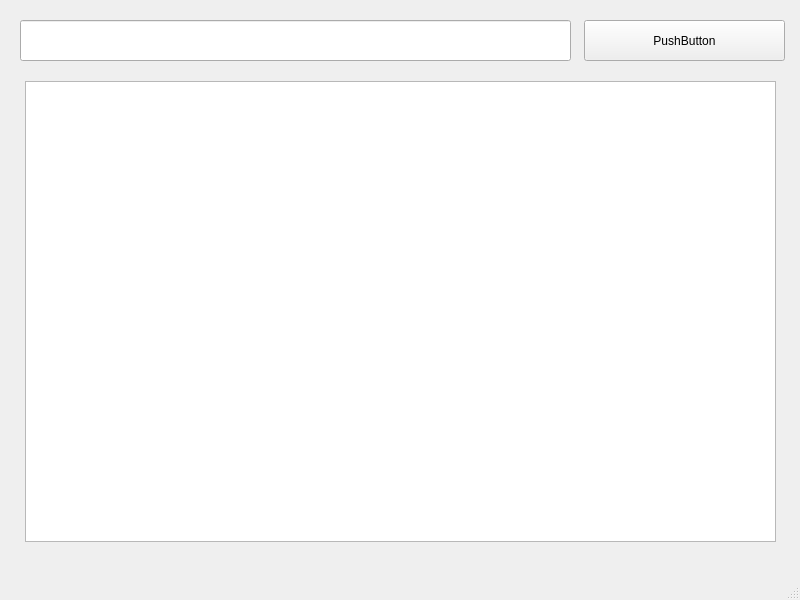
Above: main.ui from BelikovaLyuba/espresso before the change. Below: the same form after it.
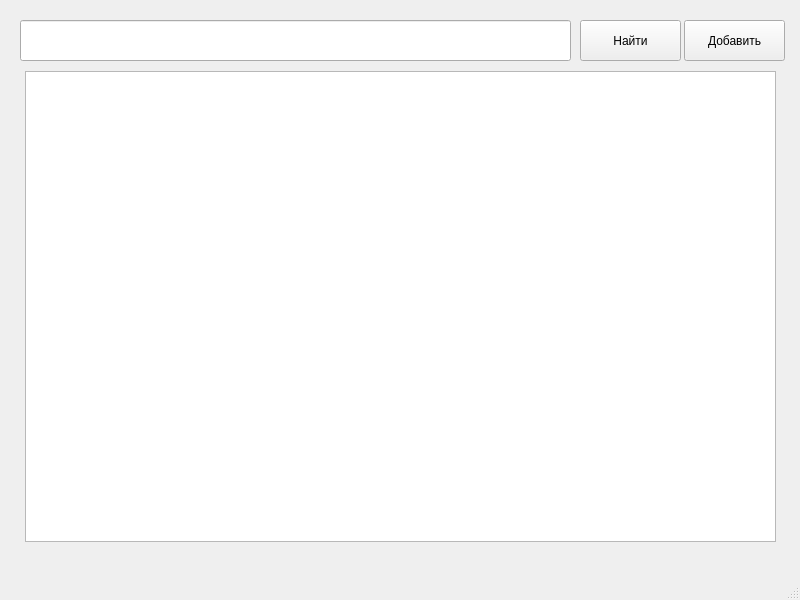
That is the form after the change.

Commit message: Капучино (не работает)

The edit to the form file:
```diff
--- a/main.ui
+++ b/main.ui
@@ -24,29 +24,42 @@
      </rect>
     </property>
    </widget>
-   <widget class="QPushButton" name="pushButton">
+   <widget class="QPushButton" name="pushButton_2">
     <property name="geometry">
      <rect>
-      <x>584</x>
+      <x>684</x>
       <y>20</y>
-      <width>201</width>
+      <width>101</width>
       <height>41</height>
      </rect>
     </property>
     <property name="text">
-     <string>PushButton</string>
+     <string>Добавить</string>
     </property>
    </widget>
    <widget class="QTableWidget" name="tableWidget">
     <property name="geometry">
      <rect>
       <x>25</x>
-      <y>81</y>
+      <y>71</y>
       <width>751</width>
-      <height>461</height>
+      <height>471</height>
      </rect>
     </property>
    </widget>
+   <widget class="QPushButton" name="pushButton">
+    <property name="geometry">
+     <rect>
+      <x>580</x>
+      <y>20</y>
+      <width>101</width>
+      <height>41</height>
+     </rect>
+    </property>
+    <property name="text">
+     <string>Найти</string>
+    </property>
+   </widget>
   </widget>
   <widget class="QMenuBar" name="menubar">
    <property name="geometry">
```
The commit also changes 2 other files.
